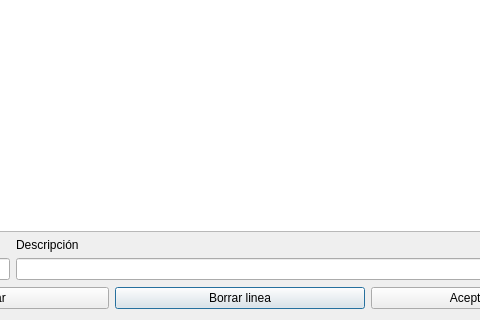
The window that entradamercancia.ui (Ladis72/tienda) describes before a commit, drawn with Qt 5; both pictures show x 151 to 631 and y 205 to 525 of the 1043 by 525 pixel window.
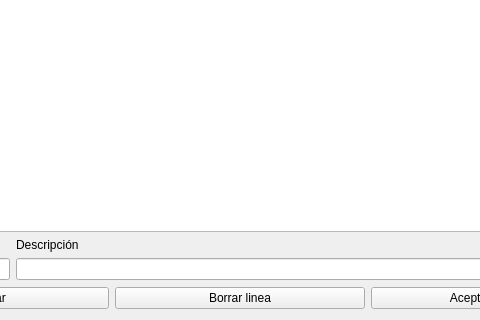
The same window after the commit.

Commit message: fix entradas y salidas

Diff of the .ui file:
```diff
--- a/entradamercancia.ui
+++ b/entradamercancia.ui
@@ -125,6 +125,9 @@
        <property name="text">
         <string>Borrar linea</string>
        </property>
+       <property name="autoDefault">
+        <bool>false</bool>
+       </property>
       </widget>
      </item>
      <item>
```
Left out of the diff: 2 changed lines with no effect on the pictures. The commit also changes 2 other files.
